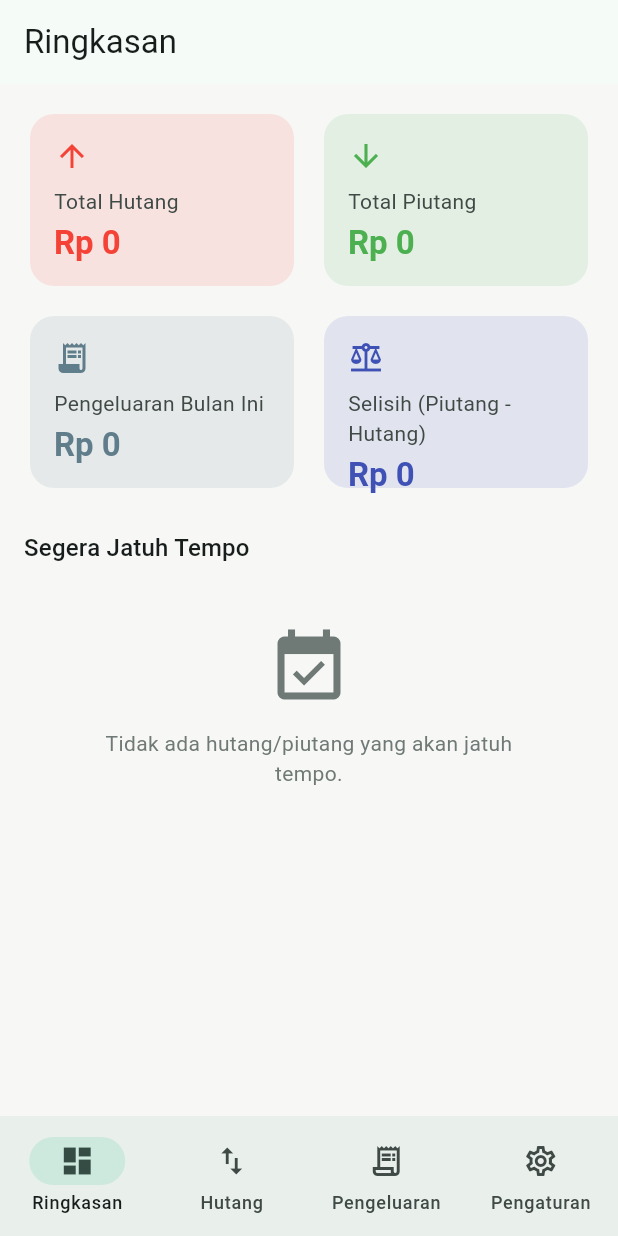
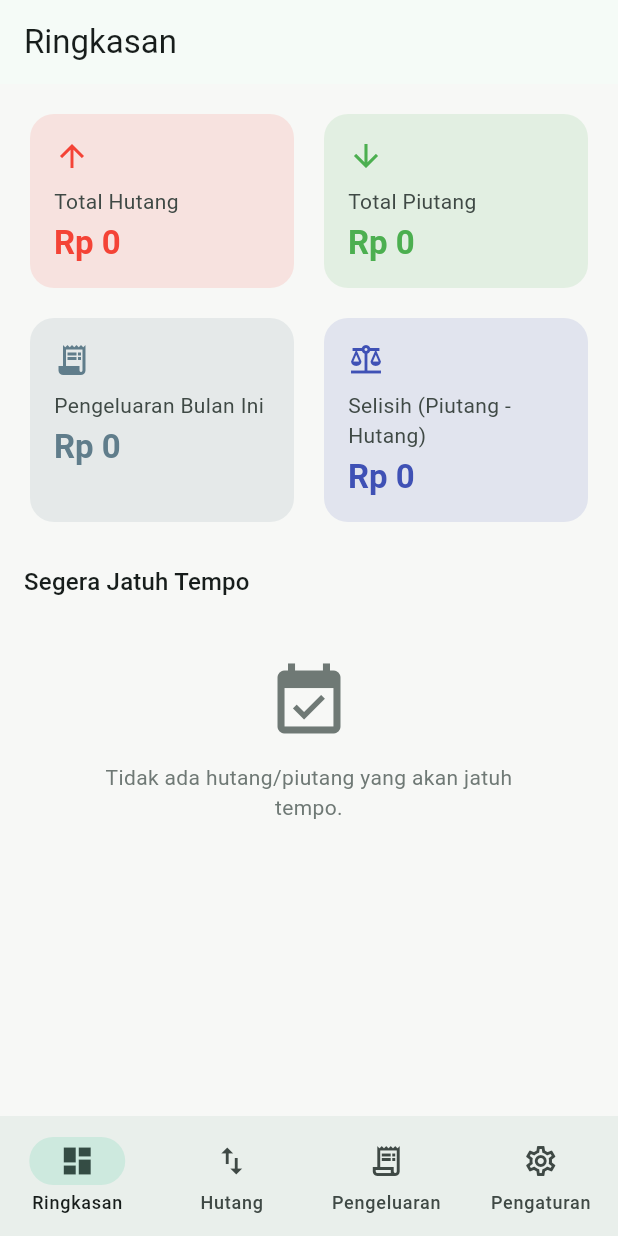
Before and after one commit to husnunn/HutPit-App, a Flutter app: the screen it shows once a user with an empty profile is signed in, on a phone screen of 412 x 824 dp. Run offline on Flutter 3.47's test engine with Material 3 defaults, Android fonts, the phone set to English and light mode, and no system bars; our stand-ins replace cloud_firestore, firebase_auth, firebase_core, flutter_local_notifications, google_sign_in, permission_handler and 2 more; accounts and stored records are empty.

Commit message:
fix: fix layout ios

```diff
--- a/lib/screens/home_screen.dart
+++ b/lib/screens/home_screen.dart
@@ -86,13 +86,7 @@ class _DashboardTab extends StatelessWidget {
         child: ListView(
           padding: const EdgeInsets.all(16),
           children: [
-            GridView.count(
-              crossAxisCount: 2,
-              shrinkWrap: true,
-              physics: const NeverScrollableScrollPhysics(),
-              mainAxisSpacing: 12,
-              crossAxisSpacing: 12,
-              childAspectRatio: 1.5,
+            _SummaryGrid(
               children: [
                 SummaryCard(
                   title: 'Total Hutang',
@@ -150,3 +144,34 @@ class _DashboardTab extends StatelessWidget {
     );
   }
 }
+
+class _SummaryGrid extends StatelessWidget {
+  final List<Widget> children;
+
+  const _SummaryGrid({required this.children});
+
+  @override
+  Widget build(BuildContext context) {
+    return Column(
+      children: [
+        for (var i = 0; i < children.length; i += 2) ...[
+          if (i > 0) const SizedBox(height: 12),
+          IntrinsicHeight(
+            child: Row(
+              crossAxisAlignment: CrossAxisAlignment.stretch,
+              children: [
+                Expanded(child: children[i]),
+                const SizedBox(width: 12),
+                Expanded(
+                  child: i + 1 < children.length
+                      ? children[i + 1]
+                      : const SizedBox.shrink(),
+                ),
+              ],
+            ),
+          ),
+        ],
+      ],
+    );
+  }
+}
--- a/lib/services/notification_service.dart
+++ b/lib/services/notification_service.dart
@@ -53,9 +53,9 @@ class NotificationService {
             AndroidFlutterLocalNotificationsPlugin>()
         ?.requestExactAlarmsPermission();
     await _plugin
-        .resolvePlatformSpecificImplementation<
-            DarwinFlutterLocalNotificationsPlugin>()
-        ?.requestPermissions(alert: true, badge: true, sound: true);
+    .resolvePlatformSpecificImplementation<
+        IOSFlutterLocalNotificationsPlugin>()
+    ?.requestPermissions(alert: true, badge: true, sound: true);
   }
 
   /// ID notifikasi dibuat deterministik dari sebuah key (mis. debtId atau
--- a/lib/widgets/summary_card.dart
+++ b/lib/widgets/summary_card.dart
@@ -23,25 +23,31 @@ class SummaryCard extends StatelessWidget {
       child: Padding(
         padding: const EdgeInsets.all(16),
         child: Column(
+          mainAxisSize: MainAxisSize.min,
           crossAxisAlignment: CrossAxisAlignment.start,
           children: [
             Icon(icon, color: color),
             const SizedBox(height: 8),
             Text(
               title,
+              maxLines: 2,
+              overflow: TextOverflow.ellipsis,
               style: Theme.of(context).textTheme.bodyMedium?.copyWith(
                     color: Theme.of(context).colorScheme.onSurfaceVariant,
                   ),
             ),
             const SizedBox(height: 4),
-            Text(
-              formatCurrency(amount),
-              style: Theme.of(context).textTheme.titleLarge?.copyWith(
-                    fontWeight: FontWeight.bold,
-                    color: color,
-                  ),
-              maxLines: 1,
-              overflow: TextOverflow.ellipsis,
+            FittedBox(
+              fit: BoxFit.scaleDown,
+              alignment: Alignment.centerLeft,
+              child: Text(
+                formatCurrency(amount),
+                maxLines: 1,
+                style: Theme.of(context).textTheme.titleLarge?.copyWith(
+                      fontWeight: FontWeight.bold,
+                      color: color,
+                    ),
+              ),
             ),
           ],
         ),
```
Also changed, not shown: 5 other files.
